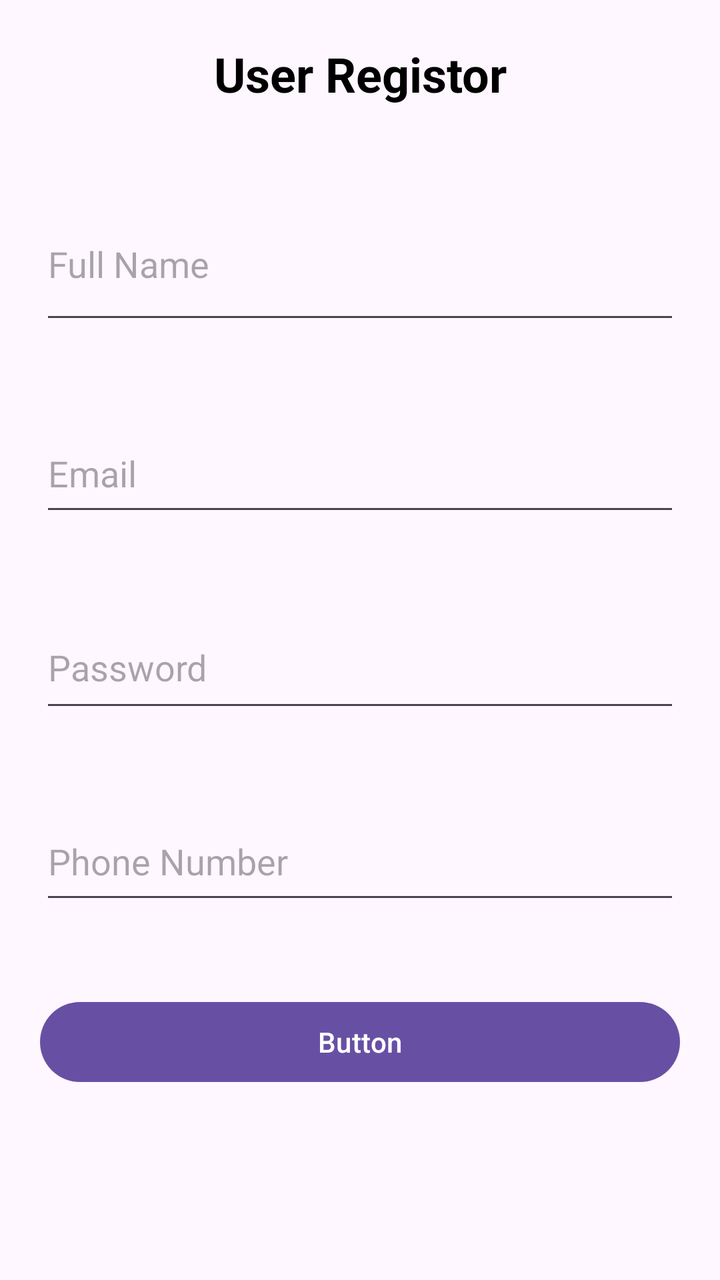
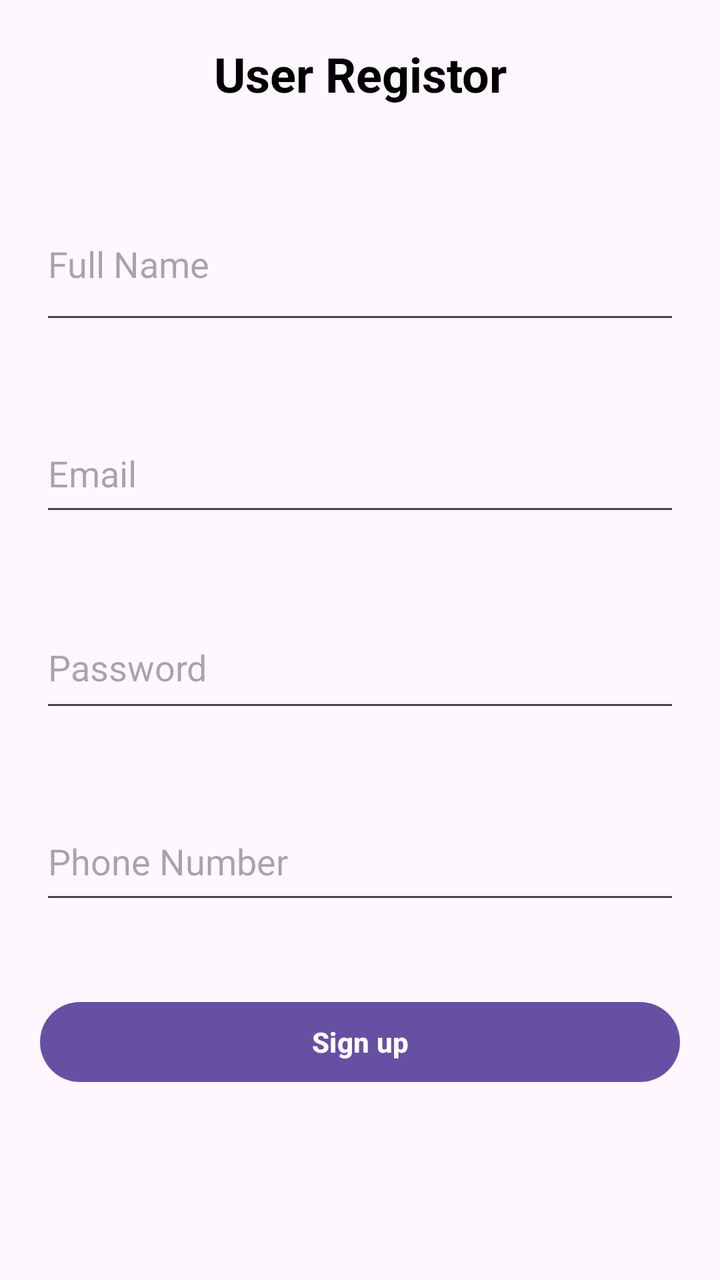

An Android layout rendered at two revisions. The XML below is the earlier revision; the diff shows what the commit changed to produce the second picture.
<!-- AndroidManifest.xml: application theme Theme.Ameen_final_new_project -->
<!-- res/layout/activity_register.xml -->
<?xml version="1.0" encoding="utf-8"?>
<LinearLayout xmlns:android="http://schemas.android.com/apk/res/android"
    xmlns:app="http://schemas.android.com/apk/res-auto"
    xmlns:tools="http://schemas.android.com/tools"
    android:id="@+id/main"
    android:layout_width="match_parent"
    android:layout_height="match_parent"
    android:orientation="vertical"
    tools:context=".viewPkg.RegisterActivity" >

    <TextView
        android:id="@+id/TextView_registor"
        android:layout_width="match_parent"
        android:layout_height="34dp"
        android:layout_margin="20dp"
        android:gravity="center"
        android:text="User Registor"
        android:textColor="#000000"
        android:textSize="24dp"
        android:textStyle="bold" />

    <EditText
        android:id="@+id/etFullName"
        android:layout_width="match_parent"
        android:layout_height="73dp"
        android:layout_margin="20dp"
        android:ems="10"
        android:hint="Full Name"
        android:inputType="text" />

    <EditText
        android:id="@+id/etEmail"
        android:layout_width="match_parent"
        android:layout_height="56dp"
        android:layout_margin="20dp"
        android:ems="10"
        android:hint="Email"
        android:inputType="text" />

    <EditText
        android:id="@+id/etPassword"
        android:layout_width="match_parent"
        android:layout_height="58dp"
        android:layout_margin="20dp"
        android:ems="10"
        android:hint="Password"
        android:inputType="text" />

    <EditText
        android:id="@+id/etPhone"
        android:layout_width="match_parent"
        android:layout_height="56dp"
        android:layout_margin="20dp"
        android:ems="10"
        android:hint="Phone Number"
        android:inputType="text" />

    <Button
        android:id="@+id/btnRegister"
        android:layout_width="match_parent"
        android:layout_height="wrap_content"
        android:layout_margin="20dp"
        android:text="Button" />
</LinearLayout>
<!-- resources referenced by this layout -->
<resources>
  <style name="Theme.Ameen_final_new_project" parent="Base.Theme.Ameen_final_new_project" />
  <style name="Base.Theme.Ameen_final_new_project" parent="Theme.Material3.DayNight.NoActionBar">
          
          
      </style>
</resources>

<!-- the commit's change to res/layout/activity_register.xml (unified diff, before → after) -->
@@ -60,5 +60,6 @@
         android:layout_width="match_parent"
         android:layout_height="wrap_content"
         android:layout_margin="20dp"
-        android:text="Button" />
+        android:text="Sign up"
+        android:textStyle="bold" />
 </LinearLayout>
